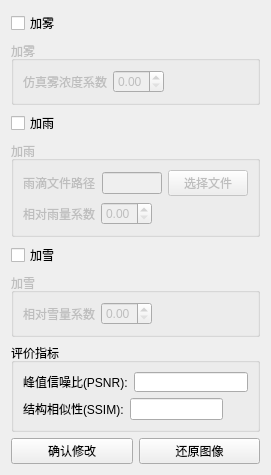
MoniWong/simulation, file ProcessList.ui: the form before one commit.
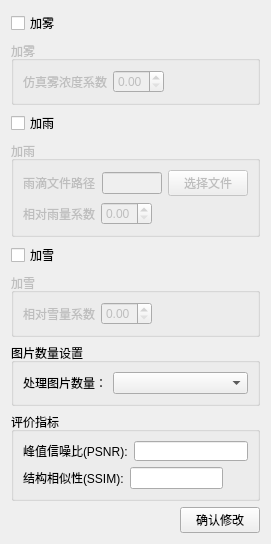
The form after the commit.

Commit message: 增加设置图片处理数功能

Diff of the .ui file:
```diff
--- a/ProcessList.ui
+++ b/ProcessList.ui
@@ -7,7 +7,7 @@
     <x>0</x>
     <y>0</y>
     <width>270</width>
-    <height>354</height>
+    <height>377</height>
    </rect>
   </property>
   <property name="windowTitle">
@@ -192,6 +192,32 @@
      </layout>
     </widget>
    </item>
+   <item>
+    <widget class="QGroupBox" name="groupBox">
+     <property name="title">
+      <string>图片数量设置</string>
+     </property>
+     <layout class="QHBoxLayout" name="horizontalLayout_10">
+      <item>
+       <widget class="QLabel" name="label_7">
+        <property name="text">
+         <string>处理图片数量：</string>
+        </property>
+       </widget>
+      </item>
+      <item>
+       <widget class="QComboBox" name="Picnum">
+        <property name="sizePolicy">
+         <sizepolicy hsizetype="Expanding" vsizetype="Fixed">
+          <horstretch>0</horstretch>
+          <verstretch>0</verstretch>
+         </sizepolicy>
+        </property>
+       </widget>
+      </item>
+     </layout>
+    </widget>
+   </item>
    <item>
     <widget class="QGroupBox" name="gB_evaIndex">
      <property name="title">
@@ -284,6 +310,19 @@
    </item>
    <item>
     <layout class="QHBoxLayout" name="horizontalLayout_5">
+     <item>
+      <spacer name="horizontalSpacer_6">
+       <property name="orientation">
+        <enum>Qt::Horizontal</enum>
+       </property>
+       <property name="sizeHint" stdset="0">
+        <size>
+         <width>40</width>
+         <height>20</height>
+        </size>
+       </property>
+      </spacer>
+     </item>
      <item>
       <widget class="QPushButton" name="pB_do">
        <property name="text">
@@ -291,13 +330,6 @@
        </property>
       </widget>
      </item>
-     <item>
-      <widget class="QPushButton" name="pB_reset">
-       <property name="text">
-        <string>还原图像</string>
-       </property>
-      </widget>
-     </item>
     </layout>
    </item>
   </layout>
```
The commit also changes 4 other files.
